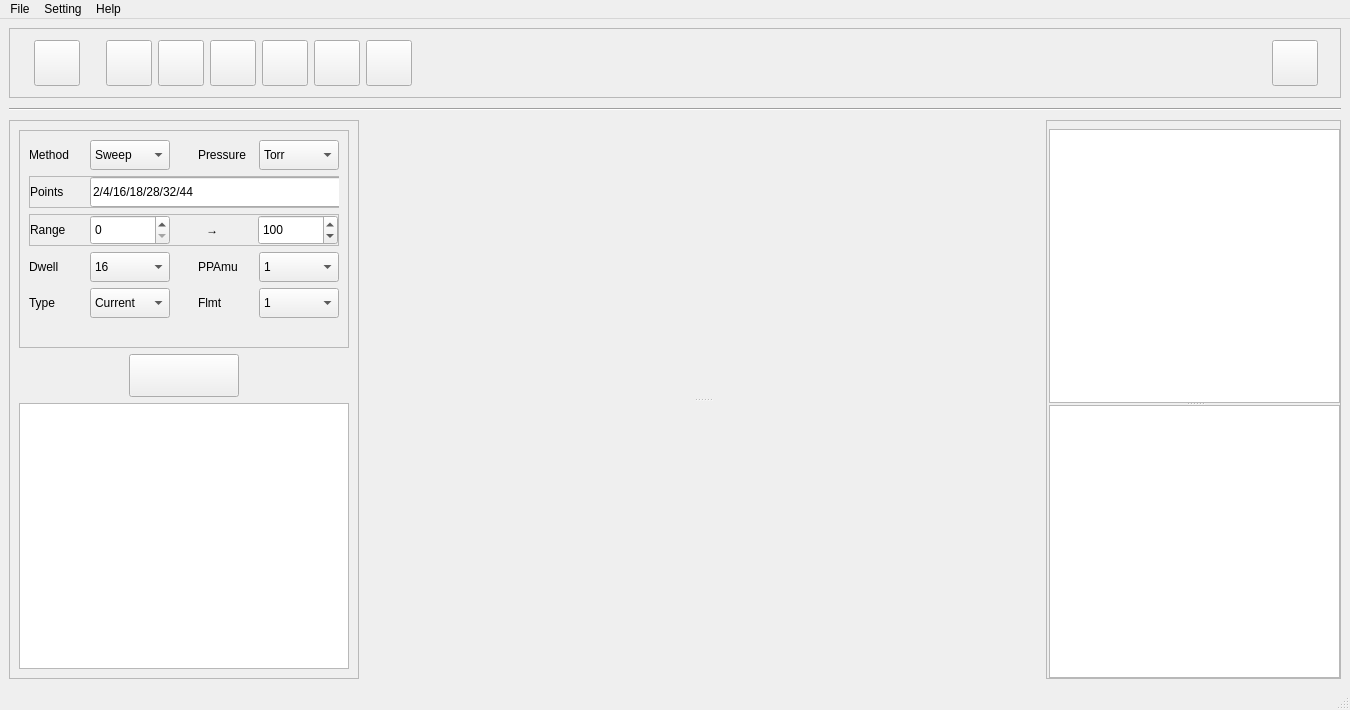
Above: myrga.ui from xmartinly/myrga before the change. Below: the same form after it.
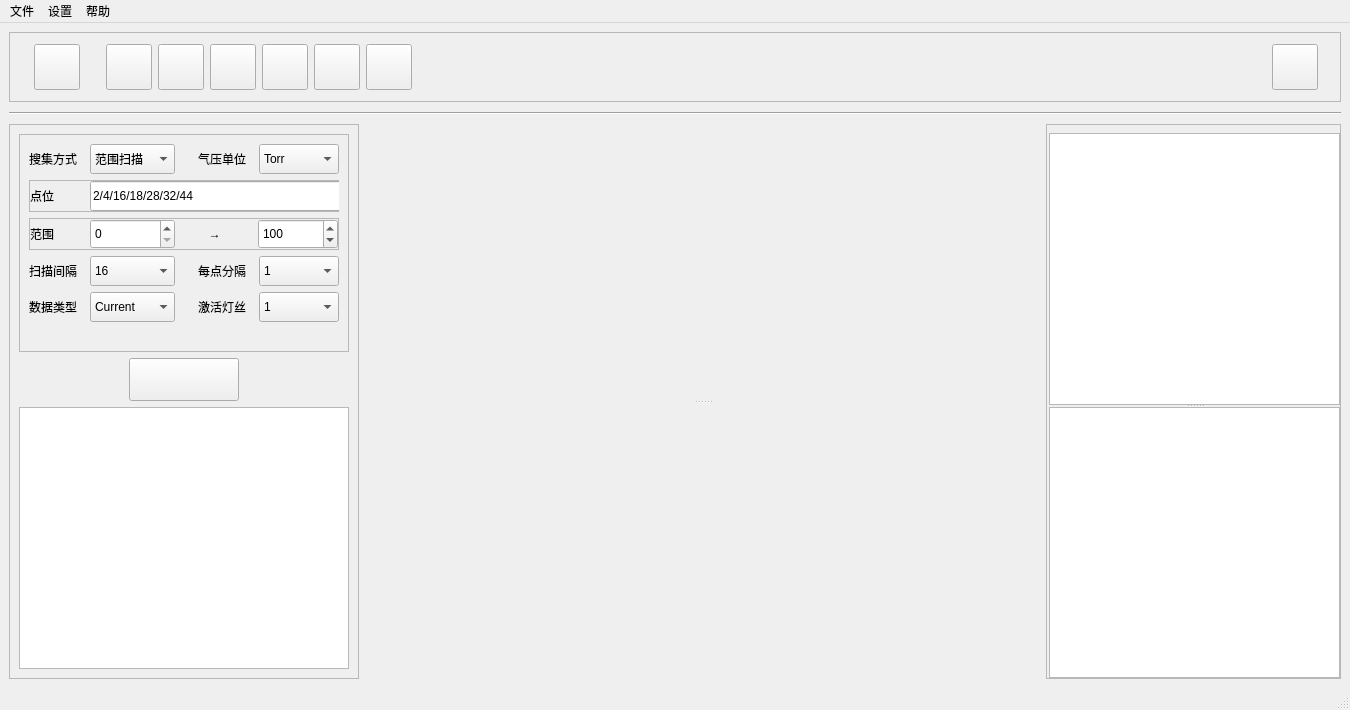
That is the form after the change. Icons and pictures are not drawn. Custom widgets are drawn as their Qt base class.

```diff
--- a/myrga.ui
+++ b/myrga.ui
@@ -148,7 +148,7 @@
                     <string>Sweep range</string>
                    </property>
                    <property name="text">
-                    <string>Range</string>
+                    <string>范围</string>
                    </property>
                   </widget>
                  </item>
@@ -156,13 +156,13 @@
                   <widget class="QSpinBox" name="sb_start">
                    <property name="minimumSize">
                     <size>
-                     <width>80</width>
+                     <width>85</width>
                      <height>30</height>
                     </size>
                    </property>
                    <property name="maximumSize">
                     <size>
-                     <width>80</width>
+                     <width>85</width>
                      <height>30</height>
                     </size>
                    </property>
@@ -254,7 +254,7 @@
                    <string>Scan Method</string>
                   </property>
                   <property name="text">
-                   <string>Method</string>
+                   <string>搜集方式</string>
                   </property>
                   <property name="alignment">
                    <set>Qt::AlignLeading|Qt::AlignLeft|Qt::AlignVCenter</set>
@@ -265,13 +265,13 @@
                  <widget class="QComboBox" name="cb_method">
                   <property name="minimumSize">
                    <size>
-                    <width>80</width>
+                    <width>85</width>
                     <height>30</height>
                    </size>
                   </property>
                   <property name="maximumSize">
                    <size>
-                    <width>80</width>
+                    <width>85</width>
                     <height>30</height>
                    </size>
                   </property>
@@ -280,7 +280,7 @@
                   </property>
                   <item>
                    <property name="text">
-                    <string>Sweep</string>
+                    <string>范围扫描</string>
                    </property>
                   </item>
                   <item>
@@ -325,7 +325,7 @@
                    <string>Pressure Unit</string>
                   </property>
                   <property name="text">
-                   <string>Pressure</string>
+                   <string>气压单位</string>
                   </property>
                  </widget>
                 </item>
@@ -405,7 +405,7 @@
                    <string>Scan Dwell</string>
                   </property>
                   <property name="text">
-                   <string>Dwell</string>
+                   <string>扫描间隔</string>
                   </property>
                  </widget>
                 </item>
@@ -413,13 +413,13 @@
                  <widget class="QComboBox" name="cb_dwell">
                   <property name="minimumSize">
                    <size>
-                    <width>80</width>
+                    <width>85</width>
                     <height>30</height>
                    </size>
                   </property>
                   <property name="maximumSize">
                    <size>
-                    <width>80</width>
+                    <width>85</width>
                     <height>30</height>
                    </size>
                   </property>
@@ -501,7 +501,7 @@
                    <string>Scan PPAmu</string>
                   </property>
                   <property name="text">
-                   <string>PPAmu</string>
+                   <string>每点分隔</string>
                   </property>
                  </widget>
                 </item>
@@ -590,7 +590,7 @@
                     <string>Selected points</string>
                    </property>
                    <property name="text">
-                    <string>Points</string>
+                    <string>点位</string>
                    </property>
                   </widget>
                  </item>
@@ -649,7 +649,7 @@
                    <string>Data type</string>
                   </property>
                   <property name="text">
-                   <string>Type</string>
+                   <string>数据类型</string>
                   </property>
                  </widget>
                 </item>
@@ -657,13 +657,13 @@
                  <widget class="QComboBox" name="cb_unitreport">
                   <property name="minimumSize">
                    <size>
-                    <width>80</width>
+                    <width>85</width>
                     <height>30</height>
                    </size>
                   </property>
                   <property name="maximumSize">
                    <size>
-                    <width>80</width>
+                    <width>85</width>
                     <height>30</height>
                    </size>
                   </property>
@@ -717,7 +717,7 @@
                    <string>Select filament</string>
                   </property>
                   <property name="text">
-                   <string>Flmt</string>
+                   <string>激活灯丝</string>
                   </property>
                  </widget>
                 </item>
@@ -1326,21 +1326,21 @@
    </property>
    <widget class="QMenu" name="menuFile">
     <property name="title">
-     <string>File</string>
+     <string>文件</string>
     </property>
     <addaction name="actionReview"/>
     <addaction name="actionExit"/>
    </widget>
    <widget class="QMenu" name="menuSetting">
     <property name="title">
-     <string>Setting</string>
+     <string>设置</string>
     </property>
     <addaction name="actionRecipe"/>
     <addaction name="actionComm"/>
    </widget>
    <widget class="QMenu" name="menuHelp">
     <property name="title">
-     <string>Help</string>
+     <string>帮助</string>
     </property>
     <addaction name="actionManual"/>
     <addaction name="actionAbout"/>
```
Left out of the diff: 30 changed lines with no effect on the pictures.
